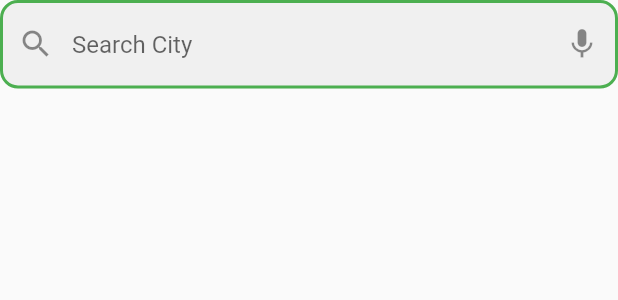
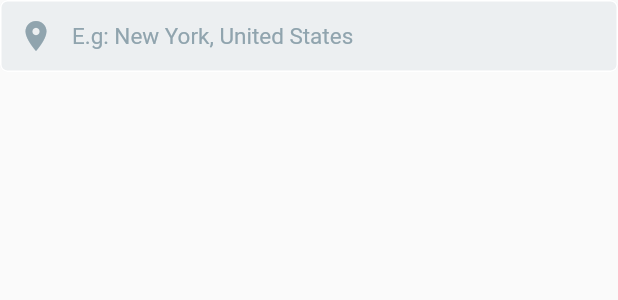
Before and after one commit to cu-project-2021/Travel-Guide-flutter, a Flutter app: the SearchBar widget shown alone on an empty page, opened directly, on a phone screen of 412 x 824 dp. Shown: the top 300 px of the screen. Run offline on Flutter 3.47's test engine with Material 2 defaults, Android fonts, the phone set to English and light mode, and no system bars; our stand-ins replace graphql_flutter; network calls fail.

Commit message:
latest changes

```diff
--- a/lib/components/searchbar.dart
+++ b/lib/components/searchbar.dart
@@ -1,32 +1,48 @@
 import 'package:flutter/material.dart';
 
-class SearchBar extends StatefulWidget {
-  @override
-  _SearchBarState createState() => _SearchBarState();
-}
+class SearchBar extends StatelessWidget {
+  final TextEditingController _searchControl = new TextEditingController();
 
-class _SearchBarState extends State<SearchBar> {
   @override
   Widget build(BuildContext context) {
     return Container(
-      child: Row(
-        children: [
-          Flexible(
-              child: TextField(
-            decoration: InputDecoration(
-                hintText: "Search City",
-                prefixIcon: Icon(Icons.search),
-                suffixIcon: Icon(Icons.mic),
-                filled: true,
-                enabledBorder: OutlineInputBorder(
-                  borderRadius: BorderRadius.all(Radius.circular(12.0)),
-                  borderSide: BorderSide(color: Colors.green, width: 2),
-                ),
-                focusedBorder: OutlineInputBorder(
-                    borderRadius: BorderRadius.all(Radius.circular(10.0)),
-                    borderSide: BorderSide(color: Colors.green, width: 2))),
-          ))
-        ],
+      decoration: BoxDecoration(
+        color: Colors.blueGrey[50],
+        borderRadius: BorderRadius.all(
+          Radius.circular(5.0),
+        ),
+      ),
+      child: TextField(
+        style: TextStyle(
+          fontSize: 15.0,
+          color: Colors.blueGrey[300],
+        ),
+        decoration: InputDecoration(
+          contentPadding: EdgeInsets.all(10.0),
+          border: OutlineInputBorder(
+            borderRadius: BorderRadius.circular(5.0),
+            borderSide: BorderSide(
+              color: Colors.white,
+            ),
+          ),
+          enabledBorder: OutlineInputBorder(
+            borderSide: BorderSide(
+              color: Colors.white,
+            ),
+            borderRadius: BorderRadius.circular(5.0),
+          ),
+          hintText: "E.g: New York, United States",
+          prefixIcon: Icon(
+            Icons.location_on,
+            color: Colors.blueGrey[300],
+          ),
+          hintStyle: TextStyle(
+            fontSize: 15.0,
+            color: Colors.blueGrey[300],
+          ),
+        ),
+        maxLines: 1,
+        controller: _searchControl,
       ),
     );
   }
```
Also changed, not shown: lib/components/iconBadge.dart (added, +57 -0 lines), lib/screens/details_screen.dart (+9 -2 lines), lib/screens/home_screen.dart (+80 -4 lines).
